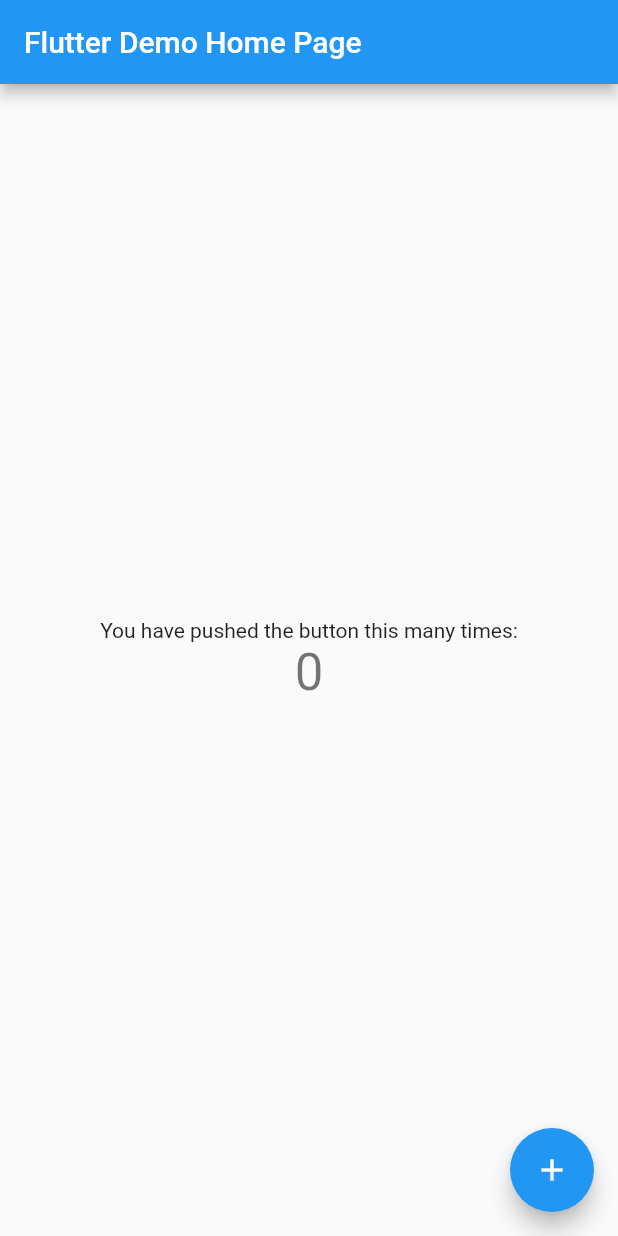
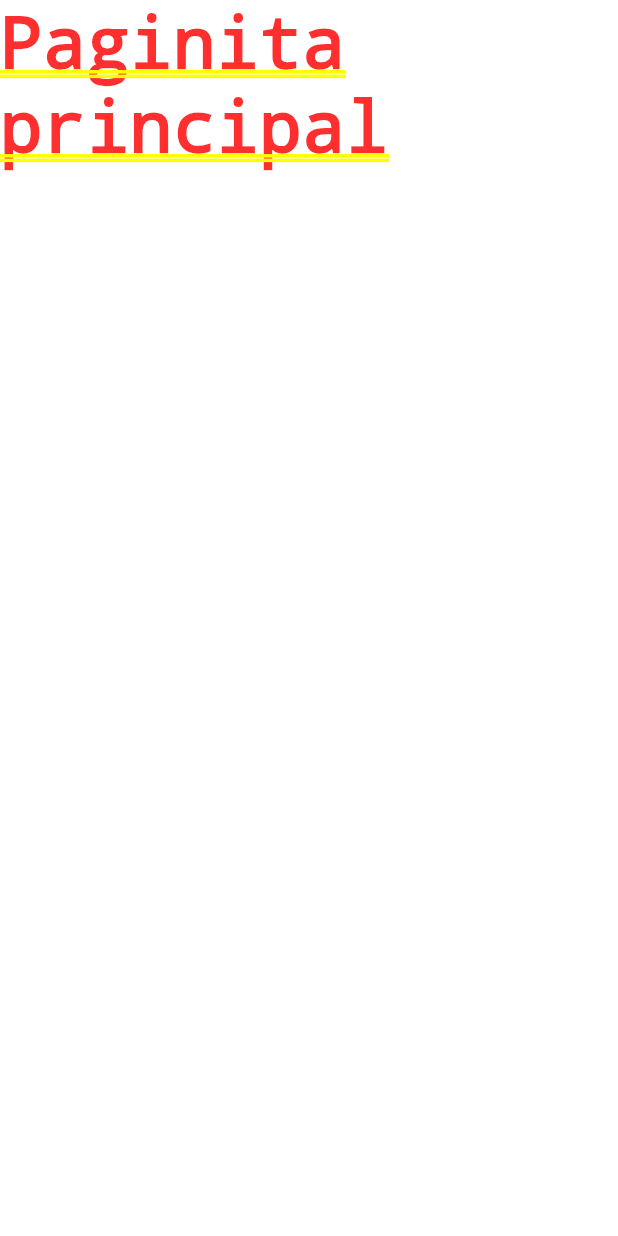
Before and after one commit to Dr4CuK30/ConvertidorApp, a Flutter app: the screen it shows after launch, on a phone screen of 412 x 824 dp. Run offline on Flutter 3.47's test engine with Material 2 defaults, Android fonts, the phone set to English and light mode, and no system bars.

Commit message:
Preparación inicial

```diff
--- a/lib/main.dart
+++ b/lib/main.dart
@@ -1,3 +1,4 @@
+import 'package:convertidor/pages/home.dart';
 import 'package:flutter/material.dart';
 
 void main() {
@@ -9,105 +10,8 @@
   @override
   Widget build(BuildContext context) {
     return MaterialApp(
-      title: 'Flutter Demo',
-      theme: ThemeData(
-        // This is the theme of your application.
-        //
-        // Try running your application with "flutter run". You'll see the
-        // application has a blue toolbar. Then, without quitting the app, try
-        // changing the primarySwatch below to Colors.green and then invoke
-        // "hot reload" (press "r" in the console where you ran "flutter run",
-        // or simply save your changes to "hot reload" in a Flutter IDE).
-        // Notice that the counter didn't reset back to zero; the application
-        // is not restarted.
-        primarySwatch: Colors.blue,
-      ),
-      home: MyHomePage(title: 'Flutter Demo Home Page'),
+      title: 'ContadorApp',
+      home: HomePage(),
     );
   }
 }
-
-class MyHomePage extends StatefulWidget {
-  MyHomePage({Key key, this.title}) : super(key: key);
-
-  // This widget is the home page of your application. It is stateful, meaning
-  // that it has a State object (defined below) that contains fields that affect
-  // how it looks.
-
-  // This class is the configuration for the state. It holds the values (in this
-  // case the title) provided by the parent (in this case the App widget) and
-  // used by the build method of the State. Fields in a Widget subclass are
-  // always marked "final".
-
-  final String title;
-
-  @override
-  _MyHomePageState createState() => _MyHomePageState();
-}
-
-class _MyHomePageState extends State<MyHomePage> {
-  int _counter = 0;
-
-  void _incrementCounter() {
-    setState(() {
-      // This call to setState tells the Flutter framework that something has
-      // changed in this State, which causes it to rerun the build method below
-      // so that the display can reflect the updated values. If we changed
-      // _counter without calling setState(), then the build method would not be
-      // called again, and so nothing would appear to happen.
-      _counter++;
-    });
-  }
-
-  @override
-  Widget build(BuildContext context) {
-    // This method is rerun every time setState is called, for instance as done
-    // by the _incrementCounter method above.
-    //
-    // The Flutter framework has been optimized to make rerunning build methods
-    // fast, so that you can just rebuild anything that needs updating rather
-    // than having to individually change instances of widgets.
-    return Scaffold(
-      appBar: AppBar(
-        // Here we take the value from the MyHomePage object that was created by
-        // the App.build method, and use it to set our appbar title.
-        title: Text(widget.title),
-      ),
-      body: Center(
-        // Center is a layout widget. It takes a single child and positions it
-        // in the middle of the parent.
-        child: Column(
-          // Column is also a layout widget. It takes a list of children and
-          // arranges them vertically. By default, it sizes itself to fit its
-          // children horizontally, and tries to be as tall as its parent.
-          //
-          // Invoke "debug painting" (press "p" in the console, choose the
-          // "Toggle Debug Paint" action from the Flutter Inspector in Android
-          // Studio, or the "Toggle Debug Paint" command in Visual Studio Code)
-          // to see the wireframe for each widget.
-          //
-          // Column has various properties to control how it sizes itself and
-          // how it positions its children. Here we use mainAxisAlignment to
-          // center the children vertically; the main axis here is the vertical
-          // axis because Columns are vertical (the cross axis would be
-          // horizontal).
-          mainAxisAlignment: MainAxisAlignment.center,
-          children: <Widget>[
-            Text(
-              'You have pushed the button this many times:',
-            ),
-            Text(
-              '$_counter',
-              style: Theme.of(context).textTheme.headline4,
-            ),
-          ],
-        ),
-      ),
-      floatingActionButton: FloatingActionButton(
-        onPressed: _incrementCounter,
-        tooltip: 'Increment',
-        child: Icon(Icons.add),
-      ), // This trailing comma makes auto-formatting nicer for build methods.
-    );
-  }
-}
--- /dev/null
+++ b/lib/pages/home.dart
@@ -0,0 +1,10 @@
+import 'package:flutter/material.dart';
+
+class HomePage extends StatelessWidget {
+  @override
+  Widget build(BuildContext context) {
+    return Container(
+      child: Text('Paginita principal'),
+    );
+  }
+}
```
